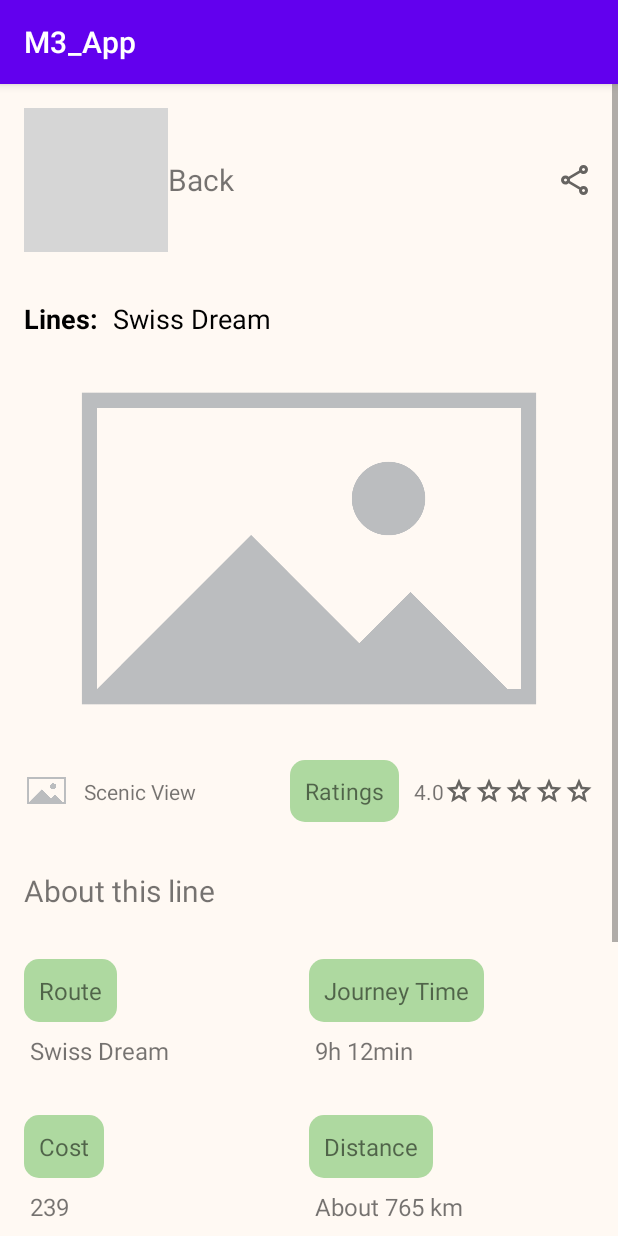
After one commit to wythayt/M3_1_114_Thema_Bahnreise_Routenplaner_fuer_landschaftlich_attraktive_Strecken, an Android app: the fragment DetailsFragment shown on its own in the app's theme, on a phone screen of 412 x 824 dp. The commit adds this screen. Run offline under Robolectric (Android 15) with nearby library versions, the phone set to English and light mode, and no system bars; grey boxes are pictures that could not be loaded.

Commit message:
Add: details screen, Fix: search screen

```diff
--- /dev/null
+++ b/app/src/main/java/com/example/m3_app/ui/search/DetailsFragment.java
@@ -0,0 +1,29 @@
+package com.example.m3_app.ui.search;
+
+
+import android.os.Bundle;
+import android.view.LayoutInflater;
+import android.view.View;
+import android.view.ViewGroup;
+
+import androidx.annotation.NonNull;
+import androidx.fragment.app.Fragment;
+
+import com.example.m3_app.databinding.FragmentDetailsBinding;
+
+public class DetailsFragment extends Fragment {
+    private FragmentDetailsBinding binding;
+
+    public View onCreateView(@NonNull LayoutInflater inflater,
+                             ViewGroup container, Bundle savedInstanceState) {
+        binding = FragmentDetailsBinding.inflate(inflater, container, false);
+
+        return binding.getRoot();
+    }
+
+    @Override
+    public void onDestroyView() {
+        super.onDestroyView();
+        binding = null;
+    }
+}
--- /dev/null
+++ b/app/src/main/res/drawable/share_24px.xml
@@ -0,0 +1,10 @@
+<vector xmlns:android="http://schemas.android.com/apk/res/android"
+    android:width="24dp"
+    android:height="24dp"
+    android:viewportWidth="960"
+    android:viewportHeight="960"
+    android:tint="?attr/colorControlNormal">
+  <path
+      android:fillColor="@android:color/white"
+      android:pathData="M680,880Q630,880 595,845Q560,810 560,760Q560,754 563,732L282,568Q266,583 245,591.5Q224,600 200,600Q150,600 115,565Q80,530 80,480Q80,430 115,395Q150,360 200,360Q224,360 245,368.5Q266,377 282,392L563,228Q561,221 560.5,214.5Q560,208 560,200Q560,150 595,115Q630,80 680,80Q730,80 765,115Q800,150 800,200Q800,250 765,285Q730,320 680,320Q656,320 635,311.5Q614,303 598,288L317,452Q319,459 319.5,465.5Q320,472 320,480Q320,488 319.5,494.5Q319,501 317,508L598,672Q614,657 635,648.5Q656,640 680,640Q730,640 765,675Q800,710 800,760Q800,810 765,845Q730,880 680,880ZM680,800Q697,800 708.5,788.5Q720,777 720,760Q720,743 708.5,731.5Q697,720 680,720Q663,720 651.5,731.5Q640,743 640,760Q640,777 651.5,788.5Q663,800 680,800ZM200,520Q217,520 228.5,508.5Q240,497 240,480Q240,463 228.5,451.5Q217,440 200,440Q183,440 171.5,451.5Q160,463 160,480Q160,497 171.5,508.5Q183,520 200,520ZM680,240Q697,240 708.5,228.5Q720,217 720,200Q720,183 708.5,171.5Q697,160 680,160Q663,160 651.5,171.5Q640,183 640,200Q640,217 651.5,228.5Q663,240 680,240ZM680,760Q680,760 680,760Q680,760 680,760Q680,760 680,760Q680,760 680,760Q680,760 680,760Q680,760 680,760Q680,760 680,760Q680,760 680,760ZM200,480Q200,480 200,480Q200,480 200,480Q200,480 200,480Q200,480 200,480Q200,480 200,480Q200,480 200,480Q200,480 200,480Q200,480 200,480ZM680,200Q680,200 680,200Q680,200 680,200Q680,200 680,200Q680,200 680,200Q680,200 680,200Q680,200 680,200Q680,200 680,200Q680,200 680,200Z"/>
+</vector>
--- /dev/null
+++ b/app/src/main/res/drawable/star_24px.xml
@@ -0,0 +1,10 @@
+<vector xmlns:android="http://schemas.android.com/apk/res/android"
+    android:width="24dp"
+    android:height="24dp"
+    android:viewportWidth="960"
+    android:viewportHeight="960"
+    android:tint="?attr/colorControlNormal">
+  <path
+      android:fillColor="@android:color/white"
+      android:pathData="M354,673L480,597L606,674L573,530L684,434L538,421L480,285L422,420L276,433L387,530L354,673ZM233,840L298,559L80,370L368,345L480,80L592,345L880,370L662,559L727,840L480,691L233,840ZM480,490L480,490L480,490L480,490L480,490L480,490L480,490L480,490L480,490L480,490Z"/>
+</vector>
--- /dev/null
+++ b/app/src/main/res/drawable/star_half_24px.xml
@@ -0,0 +1,11 @@
+<vector xmlns:android="http://schemas.android.com/apk/res/android"
+    android:width="24dp"
+    android:height="24dp"
+    android:viewportWidth="960"
+    android:viewportHeight="960"
+    android:tint="?attr/colorControlNormal"
+    android:autoMirrored="true">
+  <path
+      android:fillColor="@android:color/white"
+      android:pathData="M606,674L573,530L684,434L538,421L480,285L480,597L606,674ZM233,840L298,559L80,370L368,345L480,80L592,345L880,370L662,559L727,840L480,691L233,840Z"/>
+</vector>
--- /dev/null
+++ b/app/src/main/res/drawable/title_backround.xml
@@ -0,0 +1,9 @@
+<?xml version="1.0" encoding="utf-8"?>
+    <shape xmlns:android="http://schemas.android.com/apk/res/android"
+        android:shape="rectangle">
+
+        <solid android:color="@color/main_green"/>
+
+        <corners android:radius="10dp"/>
+
+    </shape>
--- /dev/null
+++ b/app/src/main/res/layout/fragment_details.xml
@@ -0,0 +1,377 @@
+<?xml version="1.0" encoding="utf-8"?>
+
+<androidx.constraintlayout.widget.ConstraintLayout
+    xmlns:android="http://schemas.android.com/apk/res/android"
+    xmlns:app="http://schemas.android.com/apk/res-auto"
+    xmlns:tools="http://schemas.android.com/tools"
+    android:layout_width="match_parent"
+    android:layout_height="wrap_content"
+    tools:context=".ui.search.DetailsFragment"
+    android:background="@color/beige">
+    <ScrollView
+        android:layout_width="match_parent"
+        android:layout_height="match_parent"
+        android:orientation="vertical"
+        app:layout_constraintBottom_toBottomOf="parent"
+        app:layout_constraintEnd_toEndOf="parent"
+        app:layout_constraintStart_toStartOf="parent"
+        app:layout_constraintTop_toTopOf="parent">
+        <LinearLayout
+        android:layout_width="match_parent"
+        android:layout_height="wrap_content"
+        android:orientation="vertical">
+    <LinearLayout
+        android:layout_width="match_parent"
+        android:layout_height="wrap_content"
+        android:id="@+id/header_title"
+        android:orientation="horizontal"
+        android:padding="16dp">
+    <ImageView
+        android:layout_width="wrap_content"
+        android:layout_height="wrap_content"
+        android:contentDescription="Arrow Back"
+        android:src="@drawable/arrow_back_ios_24px"
+        android:layout_gravity="center"/>
+    <TextView
+        android:id="@+id/backText"
+        android:layout_width="0dp"
+        android:layout_height="wrap_content"
+        android:text="Back"
+        android:layout_weight="1"
+        android:textSize="20sp"
+        app:layout_constraintTop_toTopOf="parent"
+        app:layout_constraintStart_toStartOf="parent"
+        android:layout_gravity="center"/>
+
+    <ImageView
+        android:id="@+id/shareIcon"
+        android:layout_width="24dp"
+        android:layout_height="24dp"
+        android:src="@drawable/share_24px"
+        android:contentDescription="Share"
+        app:layout_constraintTop_toTopOf="parent"
+        app:layout_constraintEnd_toEndOf="parent"
+        android:layout_gravity="center" />
+</LinearLayout>
+
+
+    <LinearLayout
+        android:id="@+id/titleRow"
+        android:layout_width="match_parent"
+        android:layout_height="wrap_content"
+        android:orientation="horizontal"
+        app:layout_constraintTop_toBottomOf="@id/backText"
+        app:layout_constraintStart_toStartOf="parent"
+        app:layout_constraintEnd_toEndOf="parent"
+        android:layout_gravity="start"
+        android:padding="16dp">
+
+        <TextView
+            android:id="@+id/linesText"
+            android:layout_width="wrap_content"
+            android:layout_height="wrap_content"
+            android:text="Lines:"
+            android:layout_marginEnd="10dp"
+            android:textSize="18sp"
+            android:textStyle="bold"
+            android:textColor="#000000" />
+
+        <TextView
+            android:id="@+id/titleText"
+            android:layout_width="wrap_content"
+            android:layout_height="wrap_content"
+            android:text="Swiss Dream"
+            android:textSize="18sp"
+            android:textColor="#000000" />
+    </LinearLayout>
+
+    <ImageView
+        android:id="@+id/imageRoute"
+        android:layout_width="match_parent"
+        android:layout_height="250dp"
+        android:src="@drawable/placeholder"
+        app:layout_constraintEnd_toEndOf="parent"
+        app:layout_constraintStart_toStartOf="parent"
+        app:layout_constraintTop_toBottomOf="@+id/titleRow" />
+
+    <LinearLayout
+        android:id="@+id/linearLayout3"
+        android:layout_width="match_parent"
+        android:layout_height="wrap_content"
+        android:orientation="horizontal"
+        android:padding="16dp"
+        app:layout_constraintTop_toBottomOf="@+id/imageRoute">
+
+        <ImageView
+            android:layout_width="30dp"
+            android:layout_height="30dp"
+            android:layout_gravity="center"
+            android:layout_marginEnd="10dp"
+            android:contentDescription="Route Image"
+            android:src="@drawable/placeholder" />
+
+        <TextView
+            android:layout_width="0dp"
+            android:layout_height="wrap_content"
+            android:layout_weight="1"
+            android:text="Scenic View" />
+
+        <TextView
+            android:layout_width="wrap_content"
+            android:layout_height="wrap_content"
+            android:layout_marginEnd="10dp"
+            android:background="@drawable/title_backround"
+            android:padding="10dp"
+            android:textSize="15sp"
+            android:text="Ratings" />
+
+        <TextView
+            android:layout_width="wrap_content"
+            android:layout_height="wrap_content"
+            android:text="4.0" />
+
+        <ImageView
+            android:layout_width="20dp"
+            android:layout_height="20dp"
+            android:layout_gravity="center"
+            android:contentDescription="Star"
+            android:src="@drawable/star_24px" />
+
+        <ImageView
+            android:layout_width="20dp"
+            android:layout_height="20dp"
+            android:layout_gravity="center"
+            android:contentDescription="Star"
+            android:src="@drawable/star_24px" />
+
+        <ImageView
+            android:layout_width="20dp"
+            android:layout_height="20dp"
+            android:layout_gravity="center"
+            android:contentDescription="Star"
+            android:src="@drawable/star_24px" />
+
+        <ImageView
+            android:layout_width="20dp"
+            android:layout_height="20dp"
+            android:layout_gravity="center"
+            android:contentDescription="Star"
+            android:src="@drawable/star_24px" />
+
+        <ImageView
+            android:layout_width="20dp"
+            android:layout_height="20dp"
+            android:layout_gravity="center"
+            android:contentDescription="Star"
+            android:src="@drawable/star_24px" />
+    </LinearLayout>
+
+    <TextView
+        android:id="@+id/textView2"
+        android:layout_width="match_parent"
+        android:layout_height="wrap_content"
+        android:gravity="start"
+        android:padding="16dp"
+        android:text="About this line"
+        android:textSize="20sp"
+        app:layout_constraintEnd_toEndOf="parent"
+        app:layout_constraintStart_toStartOf="parent"
+        app:layout_constraintTop_toBottomOf="@+id/linearLayout3" />
+
+    <LinearLayout
+        android:id="@+id/RouteJourney"
+        android:layout_width="match_parent"
+        android:layout_height="wrap_content"
+        android:baselineAligned="false"
+        android:padding="16dp"
+        app:layout_constraintEnd_toEndOf="parent"
+        app:layout_constraintStart_toStartOf="parent"
+        app:layout_constraintTop_toBottomOf="@+id/textView2">
+
+        <LinearLayout
+            android:layout_width="0dp"
+            android:layout_height="wrap_content"
+            android:layout_weight="1"
+            android:orientation="vertical"
+            android:gravity="start">
+
+            <TextView
+                android:layout_width="wrap_content"
+                android:layout_height="wrap_content"
+                android:background="@drawable/title_backround"
+                android:padding="10dp"
+                android:text="Route"
+                android:textSize="16sp" />
+
+            <TextView
+                android:layout_width="wrap_content"
+                android:layout_height="wrap_content"
+                android:text="Swiss Dream"
+                android:textSize="16sp"
+                android:paddingTop="8dp"
+                android:paddingStart="4dp"
+                android:paddingEnd="4dp"/>
+        </LinearLayout>
+        <LinearLayout
+            android:layout_width="0dp"
+            android:layout_height="wrap_content"
+            android:layout_weight="1"
+            android:orientation="vertical"
+            android:gravity="start">
+
+            <TextView
+                android:layout_width="wrap_content"
+                android:layout_height="wrap_content"
+                android:background="@drawable/title_backround"
+                android:padding="10dp"
+                android:text="Journey Time"
+                android:textSize="16sp" />
+
+            <TextView
+                android:layout_width="wrap_content"
+                android:layout_height="wrap_content"
+                android:text="9h 12min"
+                android:textSize="16sp"
+                android:paddingTop="8dp"
+                android:paddingStart="4dp"
+                android:paddingEnd="4dp"/>
+        </LinearLayout>
+    </LinearLayout>
+
+    <LinearLayout
+        android:id="@+id/linearLayout"
+        android:layout_width="match_parent"
+        android:layout_height="wrap_content"
+        android:baselineAligned="false"
+        android:padding="16dp"
+        app:layout_constraintEnd_toEndOf="parent"
+        app:layout_constraintStart_toStartOf="parent"
+        app:layout_constraintTop_toBottomOf="@+id/RouteJourney">
+
+        <LinearLayout
+            android:layout_width="0dp"
+            android:layout_height="wrap_content"
+            android:layout_weight="1"
+            android:gravity="start"
+            android:orientation="vertical">
+
+            <TextView
+                android:layout_width="wrap_content"
+                android:layout_height="wrap_content"
+                android:background="@drawable/title_backround"
+                android:padding="10dp"
+                android:text="Cost"
+                android:textSize="16sp" />
+
+            <TextView
+                android:layout_width="wrap_content"
+                android:layout_height="wrap_content"
+                android:paddingStart="4dp"
+                android:paddingEnd="4dp"
+                android:paddingTop="8dp"
+                android:text="239"
+                android:textSize="16sp" />
+        </LinearLayout>
+
+        <LinearLayout
+            android:layout_width="0dp"
+            android:layout_height="wrap_content"
+            android:layout_weight="1"
+            android:gravity="start"
+            android:orientation="vertical">
+
+            <TextView
+                android:layout_width="wrap_content"
+                android:layout_height="wrap_content"
+                android:background="@drawable/title_backround"
+                android:padding="10dp"
+                android:text="Distance"
+                android:textSize="16sp" />
+
+            <TextView
+                android:layout_width="wrap_content"
+                android:layout_height="wrap_content"
+                android:paddingStart="4dp"
+                android:paddingEnd="4dp"
+                android:paddingTop="8dp"
+                android:text="About 765 km"
+                android:textSize="16sp" />
+        </LinearLayout>
+    </LinearLayout>
+
+    <LinearLayout
+        android:id="@+id/linearLayout2"
+        android:layout_width="match_parent"
+        android:layout_height="wrap_content"
+        android:gravity="start"
+        android:orientation="vertical"
+        android:paddingStart="16dp"
+        android:paddingEnd="16dp"
+        android:paddingBottom="16dp"
+        app:layout_constraintEnd_toEndOf="parent"
+        app:layout_constraintStart_toStartOf="parent"
+        app:layout_constraintTop_toBottomOf="@+id/linearLayout">
+
+        <TextView
+            android:layout_width="wrap_content"
+            android:layout_height="wrap_content"
+            android:background="@drawable/title_backround"
+            android:padding="10dp"
+            android:text="This line is supported by"
+            android:textSize="16sp" />
+
+        <TextView
+            android:layout_width="wrap_content"
+            android:layout_height="wrap_content"
+            android:paddingStart="4dp"
+            android:paddingEnd="4dp"
+            android:paddingTop="8dp"
+            android:text="OBB, WESTbahn"
+            android:textSize="16sp" />
+    </LinearLayout>
+
+    <LinearLayout
+        android:layout_width="match_parent"
+        android:layout_height="wrap_content"
+        android:gravity="start"
+        android:orientation="vertical"
+        android:paddingStart="16dp"
+        android:paddingEnd="16dp"
+        android:paddingBottom="16dp"
+        app:layout_constraintEnd_toEndOf="parent"
+        app:layout_constraintStart_toStartOf="parent"
+        app:layout_constraintTop_toBottomOf="@+id/linearLayout2">
+
+        <TextView
+            android:layout_width="wrap_content"
+            android:layout_height="wrap_content"
+            android:background="@drawable/title_backround"
+            android:padding="10dp"
+            android:text="Stations on this line"
+            android:textSize="16sp" />
+
+        <TextView
+            android:layout_width="wrap_content"
+            android:layout_height="wrap_content"
+            android:paddingStart="4dp"
+            android:paddingEnd="4dp"
+            android:paddingTop="8dp"
+            android:text="Vienna - St.Polten - Linz - Salzburg - Bludenz"
+            android:textSize="16sp" />
+    </LinearLayout>
+
+    <Button
+        android:id="@+id/floatingButton"
+        android:layout_width="wrap_content"
+        android:layout_height="wrap_content"
+        android:layout_margin="16dp"
+        android:layout_marginEnd="48dp"
+        android:contentDescription="@string/button_book_ticket"
+        android:text="@string/button_book_ticket"
+        app:backgroundTint="@color/red"
+        app:layout_constraintBottom_toBottomOf="@+id/textView2"
+        app:layout_constraintEnd_toEndOf="parent"
+        app:layout_constraintTop_toBottomOf="@+id/linearLayout3" />
+    </LinearLayout>
+    </ScrollView>
+</androidx.constraintlayout.widget.ConstraintLayout>
--- a/app/src/main/res/layout/fragment_search_test.xml
+++ b/app/src/main/res/layout/fragment_search_test.xml
@@ -19,6 +19,7 @@
             android:layout_width="match_parent"
             android:layout_height="190dp"
             android:background="#C4C4C4"
+            android:contentDescription="Header Image"
             android:src="@drawable/placeholder"
             app:layout_constraintBottom_toBottomOf="parent"
             app:layout_constraintEnd_toEndOf="parent"
@@ -29,10 +30,12 @@
 
         <RadioGroup
             android:id="@+id/radioGroup1"
-            android:layout_width="360dp"
+            android:layout_width="match_parent"
             android:layout_height="wrap_content"
             android:layout_gravity="center"
-            android:layout_marginTop="16dp"
+            android:paddingStart="18dp"
+            android:paddingEnd="18dp"
+            android:paddingTop="18dp"
             android:orientation="vertical"
             app:layout_constraintBottom_toBottomOf="parent"
             app:layout_constraintEnd_toEndOf="parent"
@@ -51,7 +54,7 @@
 
             <RadioButton
                 android:id="@+id/radio_inspire"
-                android:layout_width="321dp"
+                android:layout_width="match_parent"
                 android:layout_height="wrap_content"
                 android:text="Inspire me from here"
                 android:textSize="20sp"
@@ -60,12 +63,11 @@
         </RadioGroup>
 
         <LinearLayout
-            android:layout_width="360dp"
+            android:layout_width="match_parent"
             android:layout_height="wrap_content"
             android:layout_gravity="center"
             android:orientation="vertical"
-            android:layout_marginTop="10dp"
-            android:layout_marginBottom="10dp">
+            android:padding="18dp">
 
             <EditText
                 android:id="@+id/editTextFrom1"
@@ -73,6 +75,7 @@
                 android:layout_height="60dp"
                 android:layout_gravity="center"
                 android:layout_marginBottom="16dp"
+                android:autofillHints="Vienna"
                 android:background="@drawable/searchbox_background"
                 android:ems="10"
                 android:hint="From"
@@ -92,6 +95,7 @@
                 android:layout_height="60dp"
                 android:layout_gravity="center"
                 android:layout_marginBottom="12dp"
+                android:autofillHints=""
                 android:background="@drawable/searchbox_background"
                 android:ems="10"
                 android:hint="To"
@@ -116,10 +120,12 @@
         </LinearLayout>
 
         <LinearLayout
-            android:layout_width="360dp"
+            android:layout_width="match_parent"
             android:layout_height="wrap_content"
             android:orientation="horizontal"
-            android:layout_gravity="center">
+            android:layout_gravity="center"
+            android:paddingEnd="18dp"
+            android:paddingStart="18dp">
             <TextView
                 android:id="@+id/textView"
                 android:layout_width="0dp"
@@ -138,17 +144,18 @@
         </LinearLayout>
 
         <LinearLayout
-            android:layout_width="360dp"
+            android:layout_width="match_parent"
             android:layout_height="wrap_content"
             android:layout_gravity="center"
             android:orientation="horizontal"
-            android:paddingTop="10dp">
+            android:padding="18dp">
 
             <ImageView
                 android:id="@+id/imageView2"
                 android:layout_width="164dp"
                 android:layout_height="101dp"
                 android:background="@drawable/searchbox_background"
+                android:contentDescription="Route Image"
                 app:srcCompat="@drawable/placeholder" />
 
             <ImageView
@@ -157,6 +164,7 @@
                 android:layout_height="101dp"
                 android:layout_marginStart="30dp"
                 android:background="@drawable/searchbox_background"
+                android:contentDescription="Route Image"
                 app:srcCompat="@drawable/placeholder" />
         </LinearLayout>
     </LinearLayout>
--- a/app/src/main/res/values/strings.xml
+++ b/app/src/main/res/values/strings.xml
@@ -4,4 +4,5 @@
     <string name="title_account">Account</string>
     <string name="title_activity_center">Activity Center</string>
     <string name="title_search">Search</string>
+    <string name="button_book_ticket">Book Tickets</string>
 </resources>
```
